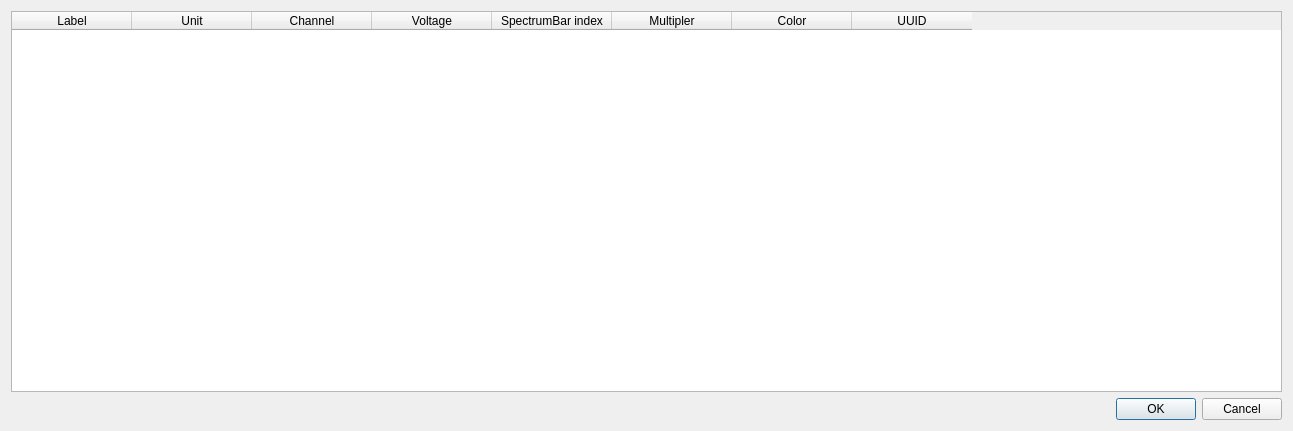
The window that app/channelconfigurator.ui (ikukishev/rama-light-generator) describes before a commit, drawn with Qt 5.
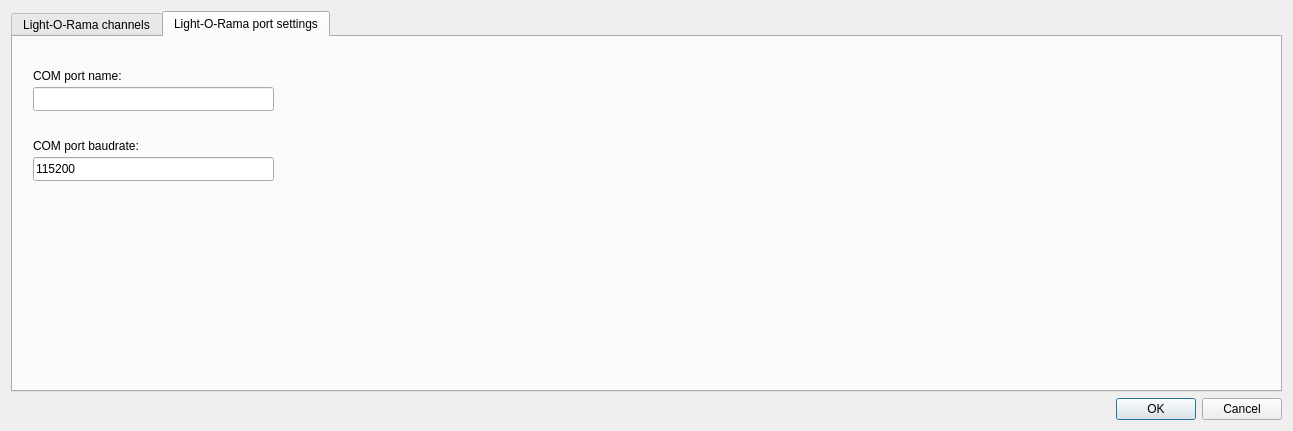
The same window after the commit. The open tabs and pages were chosen to show the change.

Commit message: Added persisted fields for COMM port parameters

Diff of the .ui file:
```diff
--- a/app/channelconfigurator.ui
+++ b/app/channelconfigurator.ui
@@ -15,6 +15,16 @@
   </property>
   <layout class="QVBoxLayout" name="verticalLayout">
    <item>
+    <widget class="QTabWidget" name="tabWidget">
+     <property name="currentIndex">
+      <number>0</number>
+     </property>
+     <widget class="QWidget" name="tab">
+      <attribute name="title">
+       <string>Light-O-Rama channels</string>
+      </attribute>
+      <layout class="QVBoxLayout" name="verticalLayout_3">
+       <item>
     <widget class="QTableWidget" name="tableWidget">
      <property name="contextMenuPolicy">
       <enum>Qt::CustomContextMenu</enum>
@@ -65,6 +75,91 @@
        <string>UUID</string>
       </property>
      </column>
+        </widget>
+       </item>
+      </layout>
+     </widget>
+     <widget class="QWidget" name="tab_2">
+      <attribute name="title">
+       <string>Light-O-Rama port settings</string>
+      </attribute>
+      <widget class="QLabel" name="label">
+       <property name="geometry">
+        <rect>
+         <x>20</x>
+         <y>30</y>
+         <width>97</width>
+         <height>16</height>
+        </rect>
+       </property>
+       <property name="maximumSize">
+        <size>
+         <width>16777215</width>
+         <height>35</height>
+        </size>
+       </property>
+       <property name="text">
+        <string>COM port name:</string>
+       </property>
+       <property name="alignment">
+        <set>Qt::AlignBottom|Qt::AlignLeading|Qt::AlignLeft</set>
+       </property>
+      </widget>
+      <widget class="QLineEdit" name="commBaudrate">
+       <property name="geometry">
+        <rect>
+         <x>20</x>
+         <y>120</y>
+         <width>241</width>
+         <height>24</height>
+        </rect>
+       </property>
+       <property name="text">
+        <string>115200</string>
+       </property>
+       <property name="maxLength">
+        <number>12</number>
+       </property>
+      </widget>
+      <widget class="QLabel" name="label_2">
+       <property name="geometry">
+        <rect>
+         <x>20</x>
+         <y>100</y>
+         <width>118</width>
+         <height>16</height>
+        </rect>
+       </property>
+       <property name="sizePolicy">
+        <sizepolicy hsizetype="Preferred" vsizetype="Fixed">
+         <horstretch>0</horstretch>
+         <verstretch>0</verstretch>
+        </sizepolicy>
+       </property>
+       <property name="maximumSize">
+        <size>
+         <width>16777215</width>
+         <height>30</height>
+        </size>
+       </property>
+       <property name="text">
+        <string>COM port baudrate:</string>
+       </property>
+       <property name="alignment">
+        <set>Qt::AlignBottom|Qt::AlignLeading|Qt::AlignLeft</set>
+       </property>
+      </widget>
+      <widget class="QLineEdit" name="commPortNameEdit">
+       <property name="geometry">
+        <rect>
+         <x>20</x>
+         <y>50</y>
+         <width>241</width>
+         <height>24</height>
+        </rect>
+       </property>
+      </widget>
+     </widget>
     </widget>
    </item>
    <item>
```
Lines whose indentation alone changed are shown as unchanged. The commit also changes 2 other files.
